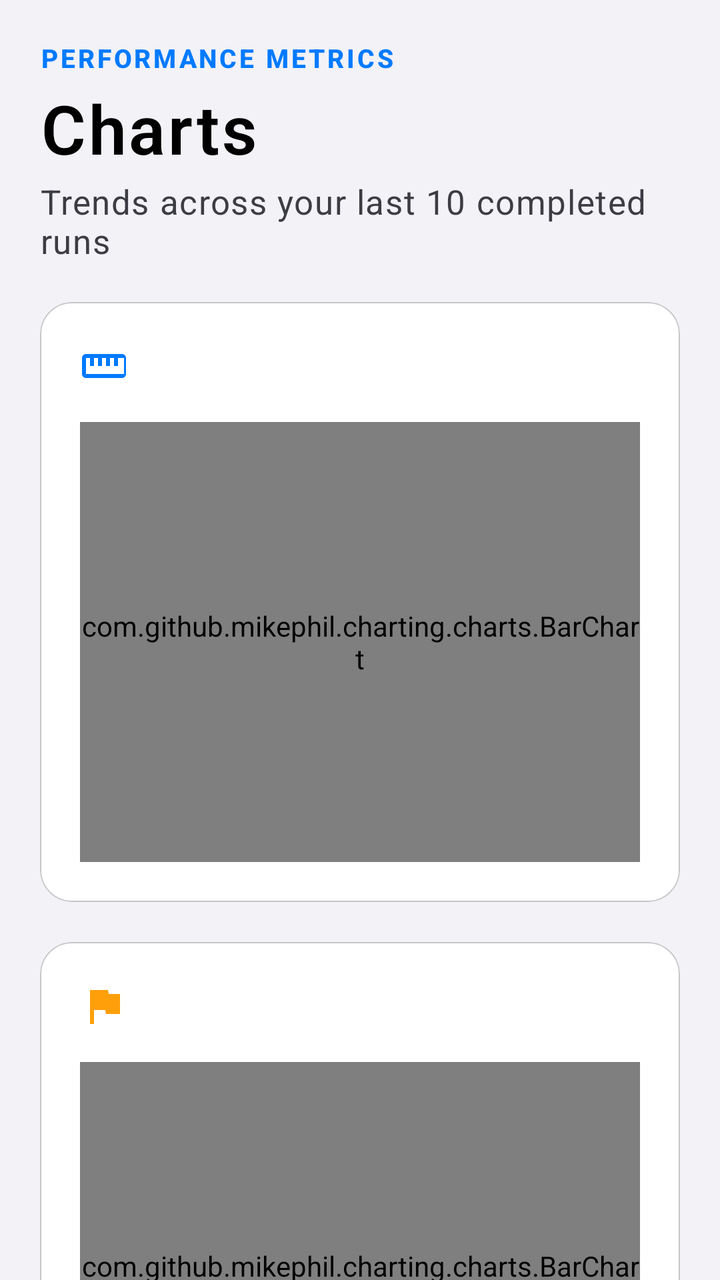
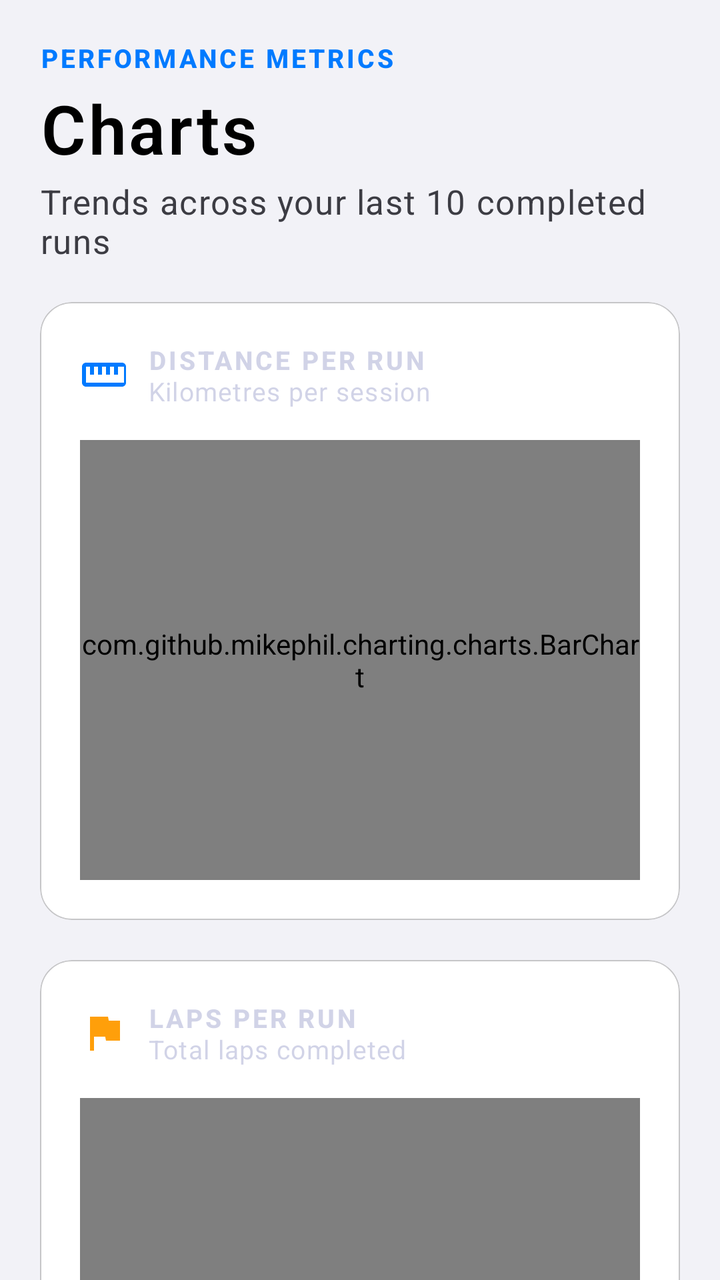

The first picture is an Android layout as it rendered before a commit; the second is the same layout after the commit. The layout source and the unified diff follow.
<!-- AndroidManifest.xml: application theme Theme.ShameTracker -->
<!-- res/layout/fragment_charts.xml -->
<?xml version="1.0" encoding="utf-8"?>
<androidx.core.widget.NestedScrollView
    xmlns:android="http://schemas.android.com/apk/res/android"
    xmlns:app="http://schemas.android.com/apk/res-auto"
    xmlns:tools="http://schemas.android.com/tools"
    android:layout_width="match_parent"
    android:layout_height="match_parent"
    android:background="@color/background"
    android:fillViewport="true"
    android:clipToPadding="false"
    android:paddingBottom="32dp">

    <androidx.constraintlayout.widget.ConstraintLayout
        android:layout_width="match_parent"
        android:layout_height="wrap_content"
        android:paddingHorizontal="20dp"
        android:paddingTop="20dp">

        
        <LinearLayout
            android:id="@+id/headerCharts"
            android:layout_width="match_parent"
            android:layout_height="wrap_content"
            android:orientation="vertical"
            app:layout_constraintTop_toTopOf="parent"
            app:layout_constraintStart_toStartOf="parent"
            app:layout_constraintEnd_toEndOf="parent">

            <TextView
                android:layout_width="wrap_content"
                android:layout_height="wrap_content"
                style="@style/TextAppearance.ShameTracker.SectionTitle"
                android:text="PERFORMANCE METRICS"
                android:textColor="@color/system_blue" />

            <TextView
                android:id="@+id/tvChartsTitle"
                android:layout_width="wrap_content"
                android:layout_height="wrap_content"
                android:text="@string/charts"
                style="@style/TextAppearance.ShameTracker.LargeTitle"
                android:layout_marginTop="8dp" />

            <TextView
                android:layout_width="wrap_content"
                android:layout_height="wrap_content"
                android:text="Trends across your last 10 completed runs"
                style="@style/TextAppearance.ShameTracker.Body"
                android:textColor="@color/label_secondary"
                android:layout_marginTop="6dp" />
        </LinearLayout>

        
        <com.google.android.material.card.MaterialCardView
            android:id="@+id/layoutEmptyCharts"
            android:layout_width="match_parent"
            android:layout_height="wrap_content"
            android:layout_marginTop="24dp"
            android:visibility="gone"
            style="@style/Widget.ShameTracker.SectionCard"
            app:layout_constraintTop_toBottomOf="@id/headerCharts"
            app:layout_constraintStart_toStartOf="parent"
            app:layout_constraintEnd_toEndOf="parent">

            <LinearLayout
                android:layout_width="match_parent"
                android:layout_height="wrap_content"
                android:orientation="vertical"
                android:gravity="center"
                android:padding="32dp">

                <androidx.appcompat.widget.AppCompatImageView
                    android:layout_width="48dp"
                    android:layout_height="48dp"
                    android:src="@drawable/ic_bar_chart"
                    app:tint="@color/system_blue"
                    android:background="@color/system_gray6"
                    android:padding="12dp"
                    android:contentDescription="@null" />

                <TextView
                    android:layout_width="wrap_content"
                    android:layout_height="wrap_content"
                    android:text="No Workout Data Yet"
                    style="@style/TextAppearance.ShameTracker.Title3"
                    android:layout_marginTop="16dp" />

                <TextView
                    android:layout_width="wrap_content"
                    android:layout_height="wrap_content"
                    android:text="Complete a run session to unlock distance and lap progression charts."
                    style="@style/TextAppearance.ShameTracker.Body"
                    android:textColor="@color/label_secondary"
                    android:gravity="center"
                    android:layout_marginTop="6dp" />
            </LinearLayout>
        </com.google.android.material.card.MaterialCardView>

        
        <com.google.android.material.card.MaterialCardView
            android:id="@+id/cardDistanceChart"
            android:layout_width="match_parent"
            android:layout_height="wrap_content"
            android:layout_marginTop="20dp"
            style="@style/Widget.ShameTracker.SectionCard"
            app:layout_constraintTop_toBottomOf="@id/headerCharts"
            app:layout_constraintStart_toStartOf="parent"
            app:layout_constraintEnd_toEndOf="parent">

            <LinearLayout
                android:layout_width="match_parent"
                android:layout_height="wrap_content"
                android:orientation="vertical"
                android:padding="20dp">

                
                <LinearLayout
                    android:layout_width="match_parent"
                    android:layout_height="wrap_content"
                    android:orientation="horizontal"
                    android:gravity="center_vertical"
                    android:layout_marginBottom="16dp">

                <androidx.appcompat.widget.AppCompatImageView
                    android:layout_width="24dp"
                    android:layout_height="24dp"
                    android:src="@drawable/ic_straighten"
                    app:tint="@color/system_blue"
                    android:layout_marginEnd="10dp"
                    android:contentDescription="@null" />

                <LinearLayout
                    android:layout_width="0dp"
                    android:layout_height="wrap_content"
                    android:layout_weight="1"
                    android:orientation="vertical">

                    <TextView
                        style="@style/TextAppearance.ShameTracker.SectionTitle"
                        android:text="DISTANCE PER RUN" />

                    <TextView
                        style="@style/TextAppearance.ShameTracker.Footnote"
                        android:text="Kilometres per session" />
                </LinearLayout>
            </LinearLayout>

            <com.github.mikephil.charting.charts.BarChart
                android:id="@+id/barChartDistance"
                android:layout_width="match_parent"
                android:layout_height="220dp" />
        </LinearLayout>
        </com.google.android.material.card.MaterialCardView>

        
        <com.google.android.material.card.MaterialCardView
            android:id="@+id/cardLapsChart"
            android:layout_width="match_parent"
            android:layout_height="wrap_content"
            android:layout_marginTop="20dp"
            style="@style/Widget.ShameTracker.SectionCard"
            app:layout_constraintTop_toBottomOf="@id/cardDistanceChart"
            app:layout_constraintStart_toStartOf="parent"
            app:layout_constraintEnd_toEndOf="parent">

            <LinearLayout
                android:layout_width="match_parent"
                android:layout_height="wrap_content"
                android:orientation="vertical"
                android:padding="20dp">

                
                <LinearLayout
                    android:layout_width="match_parent"
                    android:layout_height="wrap_content"
                    android:orientation="horizontal"
                    android:gravity="center_vertical"
                    android:layout_marginBottom="16dp">

                    <androidx.appcompat.widget.AppCompatImageView
                        android:layout_width="24dp"
                        android:layout_height="24dp"
                        android:src="@drawable/ic_flag"
                        app:tint="@color/system_orange"
                        android:layout_marginEnd="10dp"
                        android:contentDescription="@null" />

                    <LinearLayout
                        android:layout_width="0dp"
                        android:layout_height="wrap_content"
                        android:layout_weight="1"
                        android:orientation="vertical">

                        <TextView
                            style="@style/TextAppearance.ShameTracker.SectionTitle"
                            android:text="LAPS PER RUN" />

                        <TextView
                            style="@style/TextAppearance.ShameTracker.Footnote"
                            android:text="Total laps completed" />
                    </LinearLayout>
                </LinearLayout>

                <com.github.mikephil.charting.charts.BarChart
                    android:id="@+id/barChartLaps"
                    android:layout_width="match_parent"
                    android:layout_height="220dp" />
            </LinearLayout>
        </com.google.android.material.card.MaterialCardView>

    </androidx.constraintlayout.widget.ConstraintLayout>
</androidx.core.widget.NestedScrollView>
<!-- resources referenced by this layout -->
<resources>
  <color name="background">@color/system_grouped_background</color>
  <color name="label_secondary">#3C3C43</color>
  <color name="system_blue">#007AFF</color>
  <color name="system_gray6">#F2F2F7</color>
  <color name="system_orange">#FF9F0A</color>
  <!-- drawable ic_bar_chart (drawable) -->
  <vector xmlns:android="http://schemas.android.com/apk/res/android"
      android:width="24dp"
      android:height="24dp"
      android:viewportWidth="24"
      android:viewportHeight="24">
      <path
          android:fillColor="#FFFFFFFF"
          android:pathData="M5,9.2h3V19H5zM10.6,5h2.8v14h-2.8zM16.2,13H19v6h-2.8z"/>
  </vector>
  <!-- drawable ic_flag (drawable) -->
  <vector xmlns:android="http://schemas.android.com/apk/res/android"
      android:width="24dp"
      android:height="24dp"
      android:viewportWidth="24"
      android:viewportHeight="24">
      <path
          android:fillColor="#FFFFFFFF"
          android:pathData="M14.4,6L14,4H5v17h2v-7h5.6l0.4,2h7V6h-6z"/>
  </vector>
  <string name="charts">Charts</string>
  <style name="TextAppearance.ShameTracker.Body" parent="TextAppearance.MaterialComponents.Body1">
          <item name="android:textSize">17sp</item>
          <item name="android:textColor">@color/label_primary</item>
          <item name="android:includeFontPadding">false</item>
      </style>
  <style name="TextAppearance.ShameTracker.Footnote" parent="TextAppearance.MaterialComponents.Caption">
          <item name="android:textSize">13sp</item>
          <item name="android:textColor">@color/label_tertiary</item>
          <item name="android:includeFontPadding">false</item>
      </style>
  <color name="system_grouped_background">#F2F2F7</color>
  <color name="label_primary">#000000</color>
  <color name="label_tertiary">#3C3C4399</color>
  <color name="secondary_system_grouped_background">#FFFFFF</color>
  <color name="separator_opaque">#C6C6C8</color>
  <color name="primary">@color/system_blue</color>
  <color name="primary_variant">@color/system_blue_dark</color>
  <color name="on_primary">#FFFFFF</color>
  <color name="accent">@color/system_orange</color>
  <color name="accent_light">@color/system_orange_light</color>
  <color name="error">@color/system_red</color>
  <color name="surface">@color/system_background</color>
  <color name="surface_variant">@color/secondary_system_background</color>
  <color name="on_surface">@color/label_primary</color>
  <color name="on_surface_medium">@color/label_secondary</color>
  <!-- drawable bg_light_canvas (drawable) -->
  <?xml version="1.0" encoding="utf-8"?>
  <shape xmlns:android="http://schemas.android.com/apk/res/android"
      android:shape="rectangle">
      <gradient
          android:type="linear"
          android:angle="315"
          android:startColor="#EFF6FF"
          android:centerColor="#F8FAFF"
          android:endColor="#EEF2FF" />
  </shape>
  <style name="ShapeAppearance.ShameTracker.Small" parent="ShapeAppearance.MaterialComponents.SmallComponent">
          <item name="cornerFamily">rounded</item>
          <item name="cornerSize">8dp</item>
      </style>
  <style name="ShapeAppearance.ShameTracker.Medium" parent="ShapeAppearance.MaterialComponents.MediumComponent">
          <item name="cornerFamily">rounded</item>
          <item name="cornerSize">16dp</item>
      </style>
  <style name="ShapeAppearance.ShameTracker.Large" parent="ShapeAppearance.MaterialComponents.LargeComponent">
          <item name="cornerFamily">rounded</item>
          <item name="cornerSize">24dp</item>
      </style>
  <color name="system_blue_dark">#0051D5</color>
  <color name="system_orange_light">#FFB340</color>
  <color name="system_red">#FF3B30</color>
  <color name="system_background">#FFFFFF</color>
  <color name="secondary_system_background">#F2F2F7</color>
  <!-- unchanged entries left out for length: 6 -->
</resources>

<!-- the commit's change to res/layout/fragment_charts.xml (unified diff, before → after) -->
@@ -136,10 +136,14 @@
                     android:orientation="vertical">
 
                     <TextView
+                        android:layout_width="wrap_content"
+                        android:layout_height="wrap_content"
                         style="@style/TextAppearance.ShameTracker.SectionTitle"
                         android:text="DISTANCE PER RUN" />
 
                     <TextView
+                        android:layout_width="wrap_content"
+                        android:layout_height="wrap_content"
                         style="@style/TextAppearance.ShameTracker.Footnote"
                         android:text="Kilometres per session" />
                 </LinearLayout>
@@ -192,10 +196,14 @@
                         android:orientation="vertical">
 
                         <TextView
+                            android:layout_width="wrap_content"
+                            android:layout_height="wrap_content"
                             style="@style/TextAppearance.ShameTracker.SectionTitle"
                             android:text="LAPS PER RUN" />
 
                         <TextView
+                            android:layout_width="wrap_content"
+                            android:layout_height="wrap_content"
                             style="@style/TextAppearance.ShameTracker.Footnote"
                             android:text="Total laps completed" />
                     </LinearLayout>
